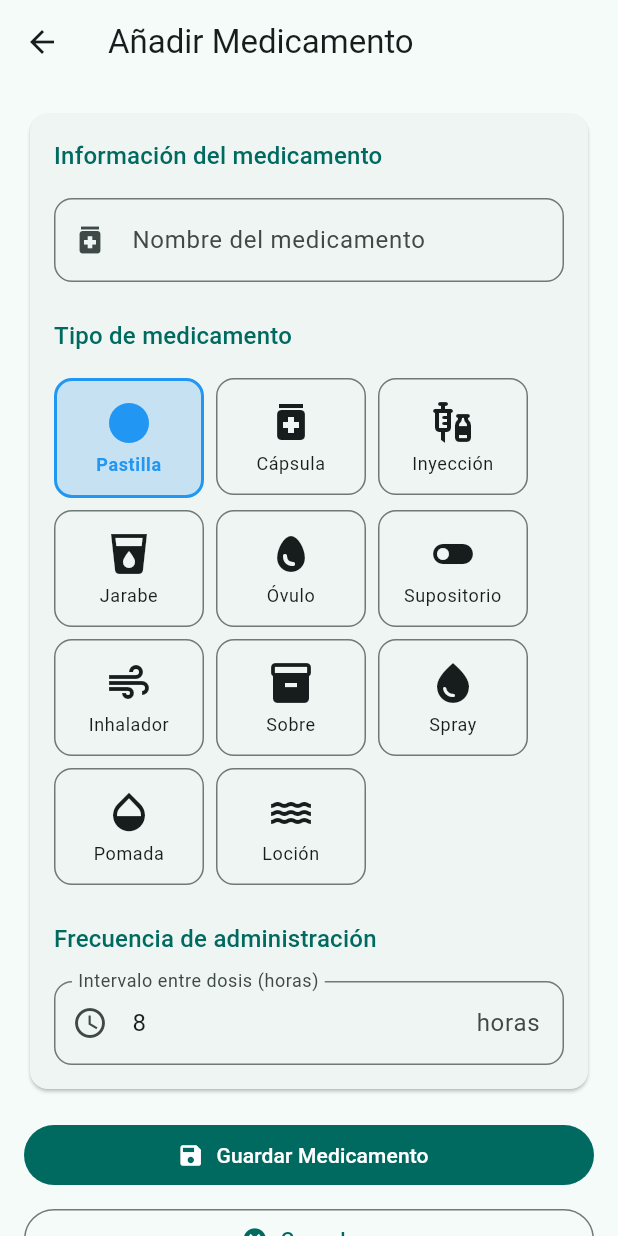
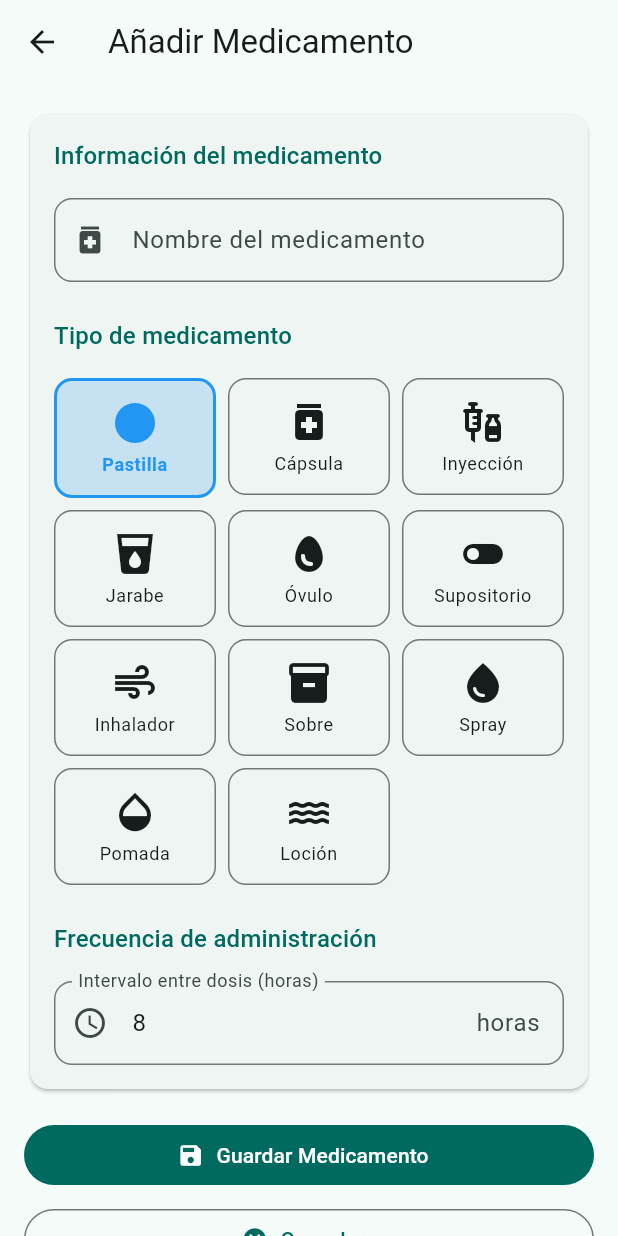
Before and after one commit to rafapoza/medicapp, a Flutter app: the screen it shows after launch, after a tap on the "add" icon, on a phone screen of 412 x 824 dp. Run offline on Flutter 3.47's test engine with Material 3 defaults, Android fonts, the phone set to English and light mode, and no system bars.

Commit message:
fix: adjust medication type icons to display 3 per row on mobile screens
Improve UI layout for medication type selection on narrow screens like Samsung S25
by dynamically calculating icon width to display 3 items per row instead of 2.

Changes:
- Use LayoutBuilder in add/edit screens to calculate dynamic icon width
- Formula: (available_width - spacing * 2) / 3 for optimal layout
- Improves test reliability with dragUntilVisible helper function
- Replace ensureVisible with scrollToWidget helper in all tests

Benefits:
- Reduces screen height needed for type selection section
- Makes dosage interval field accessible without excessive scrolling
- Better use of horizontal space on mobile devices
- All screens remain fully scrollable with SingleChildScrollView

Technical details:
- add_medication_screen.dart: Wrap medication type grid with LayoutBuilder
- edit_medication_screen.dart: Same layout improvement applied
- widget_test.dart: Add robust scrollToWidget helper using dragUntilVisible

🤖 Generated with [Claude Code](https://claude.com/claude-code)

Co-Authored-By: Claude <noreply@anthropic.com>

```diff
--- a/lib/screens/add_medication_screen.dart
+++ b/lib/screens/add_medication_screen.dart
@@ -104,9 +104,15 @@ class _AddMedicationScreenState extends State<AddMedicationScreen> {
                             ),
                       ),
                       const SizedBox(height: 16),
-                      Wrap(
-                        spacing: 8,
-                        runSpacing: 8,
+                      LayoutBuilder(
+                        builder: (context, constraints) {
+                          // Calcular el ancho para 3 elementos por fila
+                          final spacing = 8.0;
+                          final itemWidth = (constraints.maxWidth - (spacing * 2)) / 3;
+
+                          return Wrap(
+                            spacing: spacing,
+                            runSpacing: spacing,
                             children: MedicationType.values.map((type) {
                               final isSelected = _selectedType == type;
                               return InkWell(
@@ -117,7 +123,7 @@ class _AddMedicationScreenState extends State<AddMedicationScreen> {
                                 },
                                 borderRadius: BorderRadius.circular(12),
                                 child: Container(
-                              width: 100,
+                                  width: itemWidth,
                                   padding: const EdgeInsets.symmetric(
                                     vertical: 12,
                                     horizontal: 8,
@@ -160,6 +166,8 @@ class _AddMedicationScreenState extends State<AddMedicationScreen> {
                                 ),
                               );
                             }).toList(),
+                          );
+                        },
                       ),
                       const SizedBox(height: 24),
                       Text(
```
Also changed, not shown: lib/screens/edit_medication_screen.dart (+12 -4 lines), 2 other files. Lines whose indentation alone changed are shown as unchanged.
